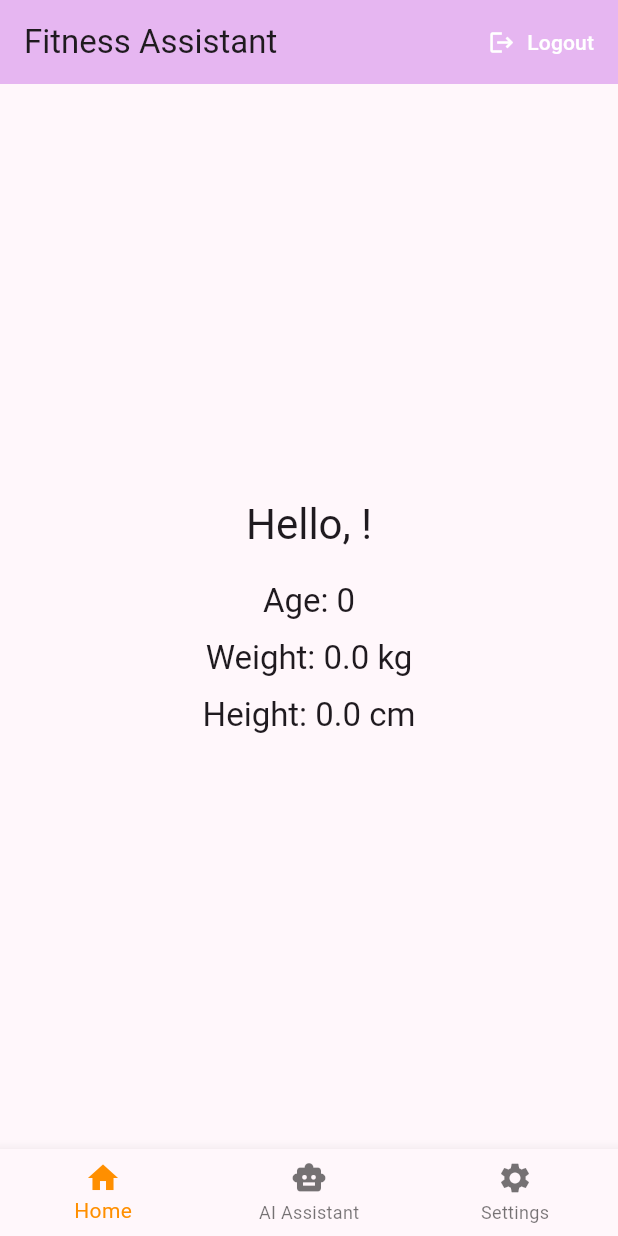
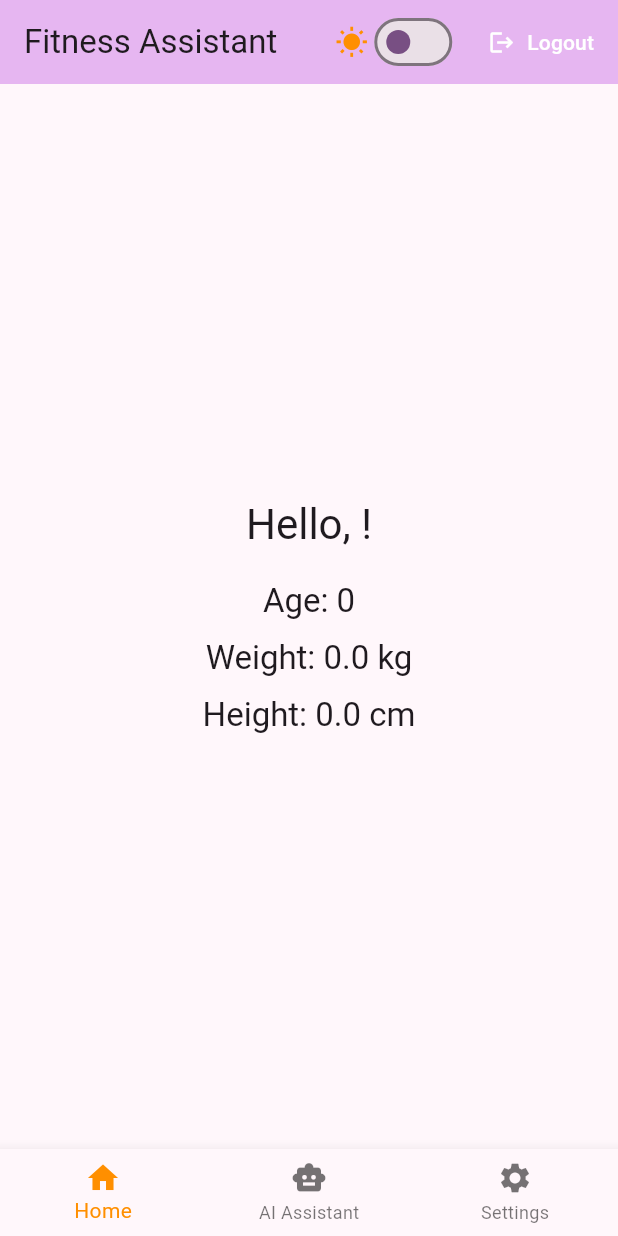
Before and after one commit to vaselba/fitnessapp, a Flutter app: the screen it shows once a user with an empty profile is signed in, on a phone screen of 412 x 824 dp. Run offline on Flutter 3.47's test engine with Material 3 defaults, Android fonts, the phone set to English and light mode, and no system bars; our stand-ins replace cloud_firestore, firebase_auth, firebase_core; accounts and stored records are empty; generated files the repository leaves out were written again.

Commit message:
add switch for dark mode next to logout button

```diff
--- a/lib/main.dart
+++ b/lib/main.dart
@@ -20,23 +20,50 @@ void main() async {
   runApp(const MyApp());
 }
 
-class MyApp extends StatelessWidget {
+class MyApp extends StatefulWidget {
   const MyApp({super.key});
+
+  @override
+  State<MyApp> createState() => _MyAppState();
+}
+
+class _MyAppState extends State<MyApp> {
+  ThemeMode _themeMode = ThemeMode.light;
+
+  void _toggleTheme(bool isDark) {
+    setState(() {
+      _themeMode = isDark ? ThemeMode.dark : ThemeMode.light;
+    });
+  }
 
   @override
   Widget build(BuildContext context) {
     return MaterialApp(
       title: 'Fitnessa',
       theme: ThemeData(
-        colorScheme: ColorScheme.fromSeed(seedColor: const Color.fromARGB(255, 152, 11, 196)),
+        colorScheme: ColorScheme.fromSeed(
+            seedColor: const Color.fromARGB(255, 152, 11, 196)),
+        brightness: Brightness.light,
       ),
-      home: const AuthWrapper(),
+      darkTheme: ThemeData(
+        colorScheme: ColorScheme.fromSeed(
+            seedColor: const Color.fromARGB(255, 152, 11, 196),
+            brightness: Brightness.dark),
+        brightness: Brightness.dark,
+      ),
+      themeMode: _themeMode,
+      home: AuthWrapper(
+        onToggleTheme: _toggleTheme,
+        isDarkMode: _themeMode == ThemeMode.dark,
+      ),
     );
   }
 }
 
 class AuthWrapper extends StatelessWidget {
-  const AuthWrapper({super.key});
+  final void Function(bool)? onToggleTheme;
+  final bool? isDarkMode;
+  const AuthWrapper({super.key, this.onToggleTheme, this.isDarkMode});
 
   @override
   Widget build(BuildContext context) {
@@ -46,11 +73,12 @@ class AuthWrapper extends StatelessWidget {
         if (snapshot.connectionState == ConnectionState.waiting) {
           return const CircularProgressIndicator();
         }
-
         if (snapshot.hasData) {
-          return const ProfileCheck();
+          return ProfileCheck(
+            onToggleTheme: onToggleTheme,
+            isDarkMode: isDarkMode,
+          );
         }
-
         return const LoginScreen();
       },
     );
@@ -58,7 +86,9 @@ class AuthWrapper extends StatelessWidget {
 }
 
 class ProfileCheck extends StatelessWidget {
-  const ProfileCheck({super.key});
+  final void Function(bool)? onToggleTheme;
+  final bool? isDarkMode;
+  const ProfileCheck({super.key, this.onToggleTheme, this.isDarkMode});
 
   Future<bool> _hasProfile() async {
     final user = FirebaseAuth.instance.currentUser;
@@ -80,11 +110,13 @@ class ProfileCheck extends StatelessWidget {
         if (snapshot.connectionState == ConnectionState.waiting) {
           return const CircularProgressIndicator();
         }
-
         if (snapshot.data == true) {
-          return const MyHomePage(title: 'Fitnessa');
+          return MyHomePage(
+            title: 'Fitnessa',
+            onToggleTheme: onToggleTheme,
+            isDarkMode: isDarkMode,
+          );
         }
-
         return const ProfileSetupScreen();
       },
     );
@@ -92,9 +124,11 @@ class ProfileCheck extends StatelessWidget {
 }
 
 class MyHomePage extends StatefulWidget {
-  const MyHomePage({super.key, required this.title});
-
+  const MyHomePage(
+      {super.key, required this.title, this.onToggleTheme, this.isDarkMode});
   final String title;
+  final void Function(bool)? onToggleTheme;
+  final bool? isDarkMode;
 
   @override
   State<MyHomePage> createState() => _MyHomePageState();
@@ -233,6 +267,33 @@ class _MyHomePageState extends State<MyHomePage> {
         ),
         automaticallyImplyLeading: false,
         actions: [
+          Padding(
+            padding: const EdgeInsets.symmetric(horizontal: 8.0),
+            child: Row(
+              children: [
+                Icon(
+                  widget.isDarkMode ?? false
+                      ? Icons.nightlight_round
+                      : Icons.wb_sunny,
+                  color: widget.isDarkMode ?? false
+                      ? Colors.amber[200]
+                      : Colors.amber[800],
+                  size: 22,
+                ),
+                Switch(
+                  value: widget.isDarkMode ?? false,
+                  onChanged: (value) {
+                    if (widget.onToggleTheme != null) {
+                      widget.onToggleTheme!(value);
+                    }
+                  },
+                  activeColor: Theme.of(context).colorScheme.secondary,
+                  inactiveThumbColor: Theme.of(context).colorScheme.primary,
+                  materialTapTargetSize: MaterialTapTargetSize.shrinkWrap,
+                ),
+              ],
+            ),
+          ),
           TextButton.icon(
             icon: const Icon(Icons.logout, color: Colors.white),
             label: Text(
```
